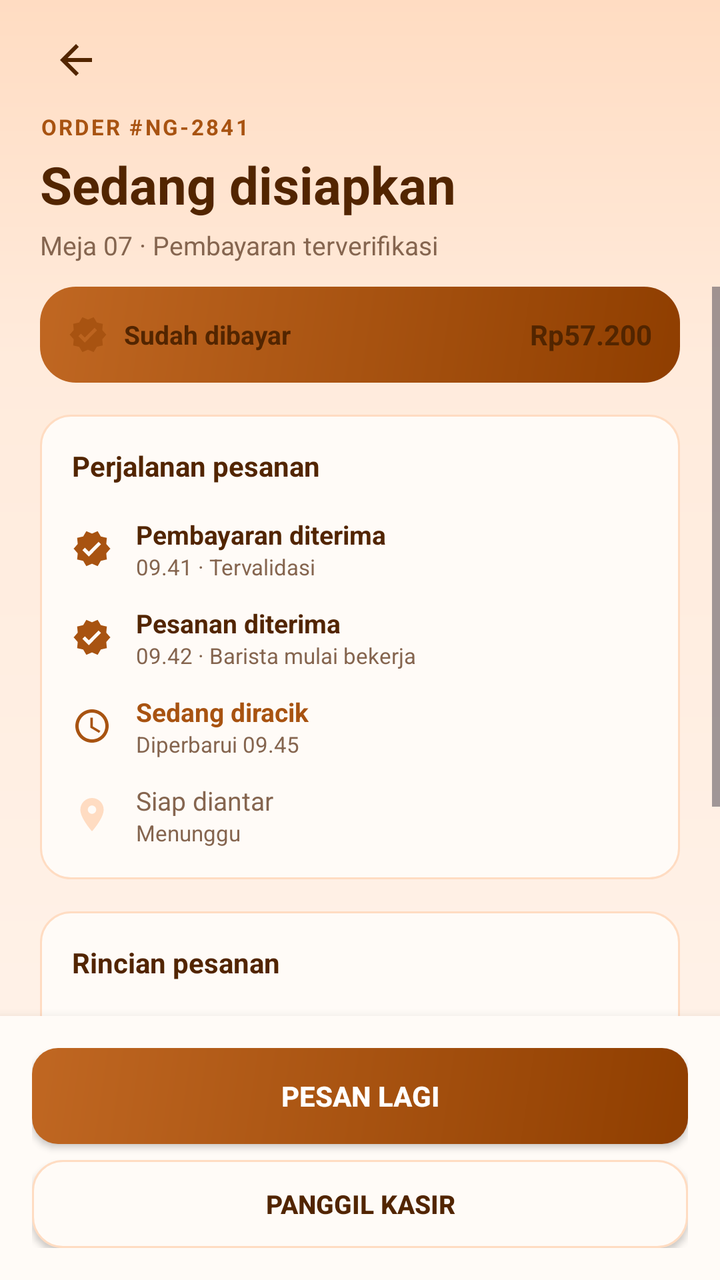
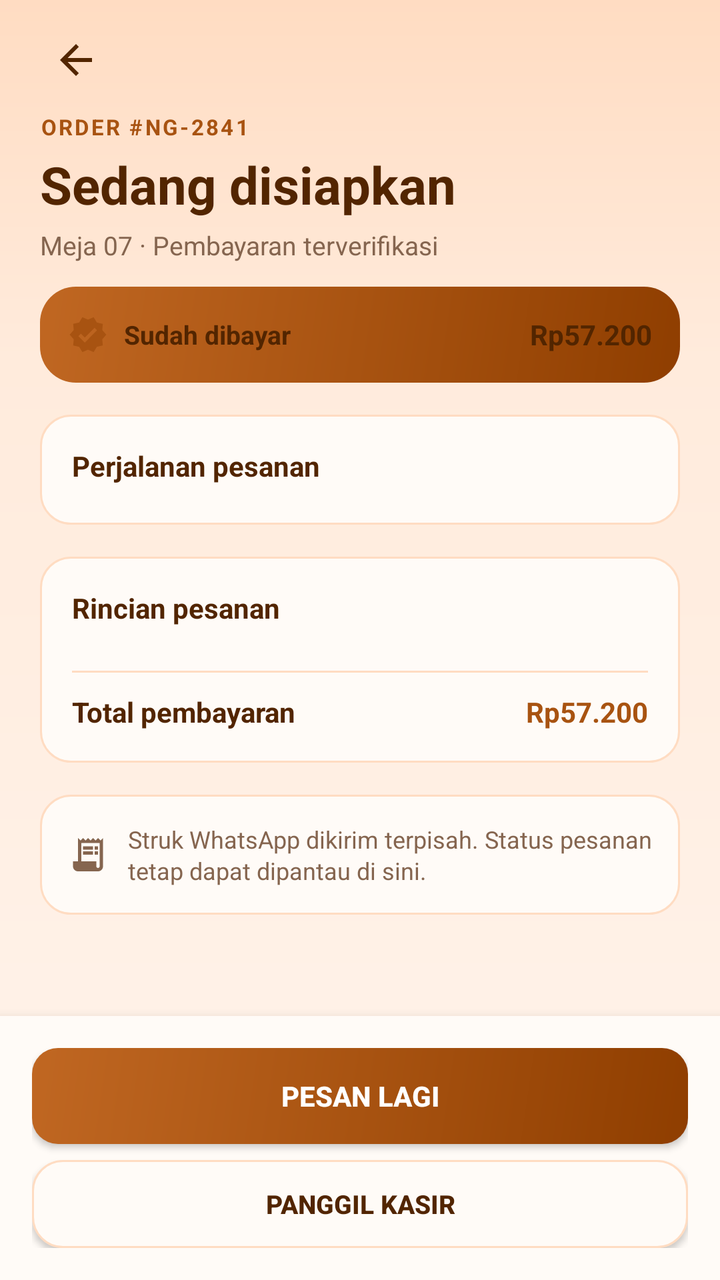

The first picture is an Android layout as it rendered before a commit; the second is the same layout after the commit. The layout source and the unified diff follow.
<!-- AndroidManifest.xml: application theme Theme.KopiInggil -->
<!-- res/layout/activity_status_pesanan.xml -->
<?xml version="1.0" encoding="utf-8"?>
<LinearLayout xmlns:android="http://schemas.android.com/apk/res/android"
    xmlns:app="http://schemas.android.com/apk/res-auto"
    xmlns:tools="http://schemas.android.com/tools"
    android:id="@+id/main"
    android:layout_width="match_parent"
    android:layout_height="match_parent"
    android:background="@drawable/bg_screen"
    android:orientation="vertical">

    
    <LinearLayout
        android:layout_width="match_parent"
        android:layout_height="wrap_content"
        android:orientation="vertical"
        android:paddingStart="20dp"
        android:paddingTop="12dp"
        android:paddingEnd="20dp"
        android:paddingBottom="12dp">

        <ImageView
            android:id="@+id/btnBack"
            android:layout_width="36dp"
            android:layout_height="36dp"
            android:background="?attr/selectableItemBackgroundBorderless"
            android:contentDescription="@string/cd_back"
            android:padding="6dp"
            android:src="@drawable/ic_arrow_back"
            app:tint="@color/ngopi_ink" />

        <TextView
            android:id="@+id/tvOrderNumber"
            android:layout_width="wrap_content"
            android:layout_height="wrap_content"
            android:layout_marginTop="8dp"
            android:letterSpacing="0.1"
            android:text="ORDER #NG-2841"
            android:textColor="@color/ngopi_primary"
            android:textSize="11sp"
            android:textStyle="bold" />

        <TextView
            android:id="@+id/tvStatusTitle"
            android:layout_width="match_parent"
            android:layout_height="wrap_content"
            android:layout_marginTop="4dp"
            android:text="Sedang disiapkan"
            android:textColor="@color/ngopi_ink"
            android:textSize="26sp"
            android:textStyle="bold" />

        <TextView
            android:id="@+id/tvStatusSubtitle"
            android:layout_width="match_parent"
            android:layout_height="wrap_content"
            android:layout_marginTop="4dp"
            android:text="Meja 07 · Pembayaran terverifikasi"
            android:textColor="@color/ngopi_muted"
            android:textSize="13sp" />
    </LinearLayout>

    <ScrollView
        android:layout_width="match_parent"
        android:layout_height="0dp"
        android:layout_weight="1"
        android:fillViewport="true">

        <LinearLayout
            android:layout_width="match_parent"
            android:layout_height="wrap_content"
            android:orientation="vertical"
            android:paddingStart="20dp"
            android:paddingEnd="20dp"
            android:paddingBottom="20dp">

            
            <LinearLayout
                android:layout_width="match_parent"
                android:layout_height="wrap_content"
                android:background="@drawable/bg_card_green"
                android:gravity="center_vertical"
                android:orientation="horizontal"
                android:padding="14dp">

                <ImageView
                    android:layout_width="20dp"
                    android:layout_height="20dp"
                    android:contentDescription="@null"
                    android:src="@drawable/ic_verified"
                    app:tint="@color/ngopi_primary" />

                <TextView
                    android:layout_width="0dp"
                    android:layout_height="wrap_content"
                    android:layout_marginStart="8dp"
                    android:layout_weight="1"
                    android:text="@string/status_paid_badge"
                    android:textColor="@color/ngopi_ink"
                    android:textSize="13sp"
                    android:textStyle="bold" />

                <TextView
                    android:id="@+id/tvPaidTotal"
                    android:layout_width="wrap_content"
                    android:layout_height="wrap_content"
                    android:text="Rp57.200"
                    android:textColor="@color/ngopi_ink"
                    android:textSize="14sp"
                    android:textStyle="bold" />
            </LinearLayout>

            
            <LinearLayout
                android:layout_width="match_parent"
                android:layout_height="wrap_content"
                android:layout_marginTop="16dp"
                android:background="@drawable/bg_card_outline"
                android:orientation="vertical"
                android:padding="16dp">

                <TextView
                    android:layout_width="wrap_content"
                    android:layout_height="wrap_content"
                    android:text="@string/status_tracking_title"
                    android:textColor="@color/ngopi_ink"
                    android:textSize="14sp"
                    android:textStyle="bold" />

                
                <LinearLayout
                    android:layout_width="match_parent"
                    android:layout_height="wrap_content"
                    android:layout_marginTop="16dp"
                    android:gravity="center_vertical"
                    android:orientation="horizontal">

                    <ImageView
                        android:layout_width="20dp"
                        android:layout_height="20dp"
                        android:contentDescription="@null"
                        android:src="@drawable/ic_verified"
                        app:tint="@color/ngopi_primary" />

                    <LinearLayout
                        android:layout_width="match_parent"
                        android:layout_height="wrap_content"
                        android:layout_marginStart="12dp"
                        android:orientation="vertical">

                        <TextView
                            android:layout_width="wrap_content"
                            android:layout_height="wrap_content"
                            android:text="@string/status_step_payment"
                            android:textColor="@color/ngopi_ink"
                            android:textSize="13sp"
                            android:textStyle="bold" />

                        <TextView
                            android:layout_width="wrap_content"
                            android:layout_height="wrap_content"
                            android:id="@+id/tvStepPaymentTime"
                            android:text="09.41 · Tervalidasi"
                            android:textColor="@color/ngopi_muted"
                            android:textSize="11sp" />
                    </LinearLayout>
                </LinearLayout>

                
                <LinearLayout
                    android:layout_width="match_parent"
                    android:layout_height="wrap_content"
                    android:layout_marginTop="12dp"
                    android:gravity="center_vertical"
                    android:orientation="horizontal">

                    <ImageView
                        android:layout_width="20dp"
                        android:layout_height="20dp"
                        android:contentDescription="@null"
                        android:src="@drawable/ic_verified"
                        app:tint="@color/ngopi_primary" />

                    <LinearLayout
                        android:layout_width="match_parent"
                        android:layout_height="wrap_content"
                        android:layout_marginStart="12dp"
                        android:orientation="vertical">

                        <TextView
                            android:layout_width="wrap_content"
                            android:layout_height="wrap_content"
                            android:text="@string/status_step_order"
                            android:textColor="@color/ngopi_ink"
                            android:textSize="13sp"
                            android:textStyle="bold" />

                        <TextView
                            android:layout_width="wrap_content"
                            android:layout_height="wrap_content"
                            android:id="@+id/tvStepOrderTime"
                            android:text="09.42 · Barista mulai bekerja"
                            android:textColor="@color/ngopi_muted"
                            android:textSize="11sp" />
                    </LinearLayout>
                </LinearLayout>

                
                <LinearLayout
                    android:layout_width="match_parent"
                    android:layout_height="wrap_content"
                    android:layout_marginTop="12dp"
                    android:gravity="center_vertical"
                    android:orientation="horizontal">

                    <ImageView
                        android:layout_width="20dp"
                        android:layout_height="20dp"
                        android:contentDescription="@null"
                        android:src="@drawable/ic_clock"
                        app:tint="@color/ngopi_primary" />

                    <LinearLayout
                        android:layout_width="match_parent"
                        android:layout_height="wrap_content"
                        android:layout_marginStart="12dp"
                        android:orientation="vertical">

                        <TextView
                            android:layout_width="wrap_content"
                            android:layout_height="wrap_content"
                            android:text="@string/status_step_brewing"
                            android:textColor="@color/ngopi_primary"
                            android:textSize="13sp"
                            android:textStyle="bold" />

                        <TextView
                            android:layout_width="wrap_content"
                            android:layout_height="wrap_content"
                            android:id="@+id/tvStepBrewTime"
                            android:text="Diperbarui 09.45"
                            android:textColor="@color/ngopi_muted"
                            android:textSize="11sp" />
                    </LinearLayout>
                </LinearLayout>

                
                <LinearLayout
                    android:layout_width="match_parent"
                    android:layout_height="wrap_content"
                    android:layout_marginTop="12dp"
                    android:gravity="center_vertical"
                    android:orientation="horizontal">

                    <ImageView
                        android:layout_width="20dp"
                        android:layout_height="20dp"
                        android:contentDescription="@null"
                        android:src="@drawable/ic_location"
                        app:tint="@color/ngopi_border" />

                    <LinearLayout
                        android:layout_width="match_parent"
                        android:layout_height="wrap_content"
                        android:layout_marginStart="12dp"
                        android:orientation="vertical">

                        <TextView
                            android:layout_width="wrap_content"
                            android:layout_height="wrap_content"
                            android:text="@string/status_step_ready"
                            android:textColor="@color/ngopi_muted"
                            android:textSize="13sp" />

                        <TextView
                            android:layout_width="wrap_content"
                            android:layout_height="wrap_content"
                            android:text="Menunggu"
                            android:textColor="@color/ngopi_muted"
                            android:textSize="11sp" />
                    </LinearLayout>
                </LinearLayout>
            </LinearLayout>

            
            <LinearLayout
                android:layout_width="match_parent"
                android:layout_height="wrap_content"
                android:layout_marginTop="16dp"
                android:background="@drawable/bg_card_outline"
                android:orientation="vertical"
                android:padding="16dp">

                <TextView
                    android:layout_width="wrap_content"
                    android:layout_height="wrap_content"
                    android:text="Rincian pesanan"
                    android:textColor="@color/ngopi_ink"
                    android:textSize="14sp"
                    android:textStyle="bold" />

                <LinearLayout
                    android:id="@+id/llOrderItems"
                    android:layout_width="match_parent"
                    android:layout_height="wrap_content"
                    android:layout_marginTop="12dp"
                    android:orientation="vertical" />

                <View
                    android:layout_width="match_parent"
                    android:layout_height="1dp"
                    android:layout_marginTop="10dp"
                    android:layout_marginBottom="10dp"
                    android:background="@color/ngopi_border" />

                <LinearLayout
                    android:layout_width="match_parent"
                    android:layout_height="wrap_content"
                    android:orientation="horizontal">

                    <TextView
                        android:layout_width="0dp"
                        android:layout_height="wrap_content"
                        android:layout_weight="1"
                        android:text="Total pembayaran"
                        android:textColor="@color/ngopi_ink"
                        android:textSize="14sp"
                        android:textStyle="bold" />

                    <TextView
                        android:id="@+id/tvOrderSummaryTotal"
                        android:layout_width="wrap_content"
                        android:layout_height="wrap_content"
                        android:text="Rp57.200"
                        android:textColor="@color/ngopi_primary"
                        android:textSize="14sp"
                        android:textStyle="bold" />
                </LinearLayout>
            </LinearLayout>

            
            <LinearLayout
                android:id="@+id/cardReceipt"
                android:layout_width="match_parent"
                android:layout_height="wrap_content"
                android:layout_marginTop="16dp"
                android:background="@drawable/bg_card_outline"
                android:clickable="true"
                android:focusable="true"
                android:gravity="center_vertical"
                android:orientation="horizontal"
                android:padding="14dp">

                <ImageView
                    android:id="@+id/ivReceiptIcon"
                    android:layout_width="20dp"
                    android:layout_height="20dp"
                    android:contentDescription="@null"
                    android:src="@drawable/ic_receipt"
                    app:tint="@color/ngopi_muted" />

                <TextView
                    android:id="@+id/tvReceiptNote"
                    android:layout_width="match_parent"
                    android:layout_height="wrap_content"
                    android:layout_marginStart="10dp"
                    android:lineSpacingMultiplier="1.1"
                    android:text="@string/status_receipt_note"
                    android:textColor="@color/ngopi_muted"
                    android:textSize="12sp" />
            </LinearLayout>

        </LinearLayout>
    </ScrollView>

    
    <LinearLayout
        android:layout_width="match_parent"
        android:layout_height="wrap_content"
        android:background="@color/ngopi_surface"
        android:elevation="8dp"
        android:orientation="vertical"
        android:padding="16dp">

        <androidx.appcompat.widget.AppCompatButton
            android:id="@+id/btnOrderAgain"
            android:layout_width="match_parent"
            android:layout_height="48dp"
            android:background="@drawable/bg_button_primary"
            android:text="@string/status_btn_order_again"
            android:textColor="@color/white"
            android:textSize="14sp"
            android:textStyle="bold" />

        <androidx.appcompat.widget.AppCompatButton
            android:id="@+id/btnCallCashier"
            android:layout_width="match_parent"
            android:layout_height="44dp"
            android:layout_marginTop="8dp"
            android:background="@drawable/bg_card_outline"
            android:text="@string/status_btn_call_cashier"
            android:textColor="@color/ngopi_ink"
            android:textSize="13sp"
            android:textStyle="bold" />
    </LinearLayout>

</LinearLayout>
<!-- resources referenced by this layout -->
<resources>
  <color name="ngopi_border">#FFDCC2</color>
  <color name="ngopi_ink">#522500</color>
  <color name="ngopi_muted">#85654F</color>
  <color name="ngopi_primary">#A85311</color>
  <color name="ngopi_surface">#FFFBF7</color>
  <color name="white">#FFFFFFFF</color>
  <!-- drawable bg_card_outline (drawable) -->
  <?xml version="1.0" encoding="utf-8"?>
  <shape xmlns:android="http://schemas.android.com/apk/res/android" android:shape="rectangle">
      <solid android:color="@color/ngopi_surface" />
      <corners android:radius="15dp" />
      <stroke
          android:width="1dp"
          android:color="@color/ngopi_border" />
  </shape>
  <!-- drawable bg_screen (drawable) -->
  <?xml version="1.0" encoding="utf-8"?>
  <shape xmlns:android="http://schemas.android.com/apk/res/android" android:shape="rectangle">
      <gradient
          android:angle="270"
          android:centerColor="@color/ngopi_background_mid"
          android:centerY="0.28"
          android:endColor="@color/ngopi_background"
          android:startColor="@color/ngopi_background_top" />
  </shape>
  <!-- drawable ic_arrow_back (drawable) -->
  <vector xmlns:android="http://schemas.android.com/apk/res/android"
      android:width="24dp"
      android:height="24dp"
      android:tint="@color/ngopi_ink"
      android:viewportWidth="24"
      android:viewportHeight="24">
      <path
          android:fillColor="@android:color/white"
          android:pathData="M20,11H7.83l5.59,-5.59L12,4l-8,8 8,8 1.41,-1.41L7.83,13H20v-2z" />
  </vector>
  <!-- drawable ic_clock (drawable) -->
  <vector xmlns:android="http://schemas.android.com/apk/res/android"
      android:width="24dp"
      android:height="24dp"
      android:tint="@color/ngopi_ink"
      android:viewportWidth="24"
      android:viewportHeight="24">
      <path
          android:fillColor="@android:color/white"
          android:pathData="M11.99,2C6.47,2 2,6.48 2,12s4.47,10 9.99,10C17.52,22 22,17.52 22,12S17.52,2 11.99,2zM12,20c-4.42,0 -8,-3.58 -8,-8s3.58,-8 8,-8 8,3.58 8,8 -3.58,8 -8,8zM12.5,7H11v6l5.25,3.15 0.75,-1.23 -4.5,-2.67z" />
  </vector>
  <!-- drawable ic_location (drawable) -->
  <vector xmlns:android="http://schemas.android.com/apk/res/android"
      android:width="24dp"
      android:height="24dp"
      android:viewportWidth="24"
      android:viewportHeight="24">
      <path
          android:fillColor="@android:color/white"
          android:pathData="M12,2C8.13,2 5,5.13 5,9c0,5.25 7,13 7,13s7,-7.75 7,-13c0,-3.87 -3.13,-7 -7,-7zM12,11.5c-1.38,0 -2.5,-1.12 -2.5,-2.5s1.12,-2.5 2.5,-2.5 2.5,1.12 2.5,2.5 -1.12,2.5 -2.5,2.5z" />
  </vector>
  <string name="cd_back">Kembali</string>
  <string name="status_btn_call_cashier">Panggil Kasir</string>
  <string name="status_btn_order_again">Pesan lagi</string>
  <string name="status_paid_badge">Sudah dibayar</string>
  <string name="status_receipt_note">Struk WhatsApp dikirim terpisah. Status pesanan tetap dapat dipantau di sini.</string>
  <string name="status_step_brewing">Sedang diracik</string>
  <string name="status_step_order">Pesanan diterima</string>
  <string name="status_step_payment">Pembayaran diterima</string>
  <string name="status_step_ready">Siap diantar</string>
  <string name="status_tracking_title">Perjalanan pesanan</string>
  <style name="Theme.KopiInggil" parent="Base.Theme.KopiInggil" />
  <color name="ngopi_primary_dark">#8F3E00</color>
  <color name="ngopi_primary_light">#C06722</color>
  <color name="ngopi_background_mid">#FFEBDC</color>
  <color name="ngopi_background">#FFF4EC</color>
  <color name="ngopi_background_top">#FFDCC2</color>
  <style name="Base.Theme.KopiInggil" parent="Theme.Material3.DayNight.NoActionBar">
          
          
      </style>
  <!-- unchanged entries left out for length: 4 -->
</resources>

<!-- the commit's change to res/layout/activity_status_pesanan.xml (unified diff, before → after) -->
@@ -75,6 +75,36 @@
 
             
             <LinearLayout
+                android:id="@+id/bannerOffline"
+                android:layout_width="match_parent"
+                android:layout_height="wrap_content"
+                android:layout_marginBottom="12dp"
+                android:background="@drawable/bg_note"
+                android:gravity="center_vertical"
+                android:orientation="horizontal"
+                android:padding="12dp"
+                android:visibility="gone">
+
+                <ImageView
+                    android:layout_width="18dp"
+                    android:layout_height="18dp"
+                    android:contentDescription="@null"
+                    android:src="@drawable/ic_sync"
+                    app:tint="@color/ngopi_error" />
+
+                <TextView
+                    android:id="@+id/tvOfflineNote"
+                    android:layout_width="0dp"
+                    android:layout_height="wrap_content"
+                    android:layout_marginStart="10dp"
+                    android:layout_weight="1"
+                    android:lineSpacingMultiplier="1.1"
+                    android:textColor="@color/ngopi_ink"
+                    android:textSize="12sp" />
+            </LinearLayout>
+
+            
+            <LinearLayout
                 android:layout_width="match_parent"
                 android:layout_height="wrap_content"
                 android:background="@drawable/bg_card_green"
@@ -128,157 +158,11 @@
 
                 
                 <LinearLayout
-                    android:layout_width="match_parent"
-                    android:layout_height="wrap_content"
-                    android:layout_marginTop="16dp"
-                    android:gravity="center_vertical"
-                    android:orientation="horizontal">
-
-                    <ImageView
-                        android:layout_width="20dp"
-                        android:layout_height="20dp"
-                        android:contentDescription="@null"
-                        android:src="@drawable/ic_verified"
-                        app:tint="@color/ngopi_primary" />
-
-                    <LinearLayout
-                        android:layout_width="match_parent"
-                        android:layout_height="wrap_content"
-                        android:layout_marginStart="12dp"
-                        android:orientation="vertical">
-
-                        <TextView
-                            android:layout_width="wrap_content"
-                            android:layout_height="wrap_content"
-                            android:text="@string/status_step_payment"
-                            android:textColor="@color/ngopi_ink"
-                            android:textSize="13sp"
-                            android:textStyle="bold" />
-
-                        <TextView
-                            android:layout_width="wrap_content"
-                            android:layout_height="wrap_content"
-                            android:id="@+id/tvStepPaymentTime"
-                            android:text="09.41 · Tervalidasi"
-                            android:textColor="@color/ngopi_muted"
-                            android:textSize="11sp" />
-                    </LinearLayout>
-                </LinearLayout>
-
-                
-                <LinearLayout
-                    android:layout_width="match_parent"
-                    android:layout_height="wrap_content"
-                    android:layout_marginTop="12dp"
-                    android:gravity="center_vertical"
-                    android:orientation="horizontal">
-
-                    <ImageView
-                        android:layout_width="20dp"
-                        android:layout_height="20dp"
-                        android:contentDescription="@null"
-                        android:src="@drawable/ic_verified"
-                        app:tint="@color/ngopi_primary" />
-
-                    <LinearLayout
-                        android:layout_width="match_parent"
-                        android:layout_height="wrap_content"
-                        android:layout_marginStart="12dp"
-                        android:orientation="vertical">
-
-                        <TextView
-                            android:layout_width="wrap_content"
-                            android:layout_height="wrap_content"
-                            android:text="@string/status_step_order"
-                            android:textColor="@color/ngopi_ink"
-                            android:textSize="13sp"
-                            android:textStyle="bold" />
-
-                        <TextView
-                            android:layout_width="wrap_content"
-                            android:layout_height="wrap_content"
-                            android:id="@+id/tvStepOrderTime"
-                            android:text="09.42 · Barista mulai bekerja"
-                            android:textColor="@color/ngopi_muted"
-                            android:textSize="11sp" />
-                    </LinearLayout>
-                </LinearLayout>
-
-                
-                <LinearLayout
-                    android:layout_width="match_parent"
-                    android:layout_height="wrap_content"
-                    android:layout_marginTop="12dp"
-                    android:gravity="center_vertical"
-                    android:orientation="horizontal">
-
-                    <ImageView
-                        android:layout_width="20dp"
-                        android:layout_height="20dp"
-                        android:contentDescription="@null"
-                        android:src="@drawable/ic_clock"
-                        app:tint="@color/ngopi_primary" />
-
-                    <LinearLayout
-                        android:layout_width="match_parent"
-                        android:layout_height="wrap_content"
-                        android:layout_marginStart="12dp"
-                        android:orientation="vertical">
-
-                        <TextView
-                            android:layout_width="wrap_content"
-                            android:layout_height="wrap_content"
-                            android:text="@string/status_step_brewing"
-                            android:textColor="@color/ngopi_primary"
-                            android:textSize="13sp"
-                            android:textStyle="bold" />
-
-                        <TextView
-                            android:layout_width="wrap_content"
-                            android:layout_height="wrap_content"
-                            android:id="@+id/tvStepBrewTime"
-                            android:text="Diperbarui 09.45"
-                            android:textColor="@color/ngopi_muted"
-                            android:textSize="11sp" />
-                    </LinearLayout>
-                </LinearLayout>
-
-                
-                <LinearLayout
-                    android:layout_width="match_parent"
-                    android:layout_height="wrap_content"
-                    android:layout_marginTop="12dp"
-                    android:gravity="center_vertical"
-                    android:orientation="horizontal">
-
-                    <ImageView
-                        android:layout_width="20dp"
-                        android:layout_height="20dp"
-                        android:contentDescription="@null"
-                        android:src="@drawable/ic_location"
-                        app:tint="@color/ngopi_border" />
-
-                    <LinearLayout
-                        android:layout_width="match_parent"
-                        android:layout_height="wrap_content"
-                        android:layout_marginStart="12dp"
-                        android:orientation="vertical">
-
-                        <TextView
-                            android:layout_width="wrap_content"
-                            android:layout_height="wrap_content"
-                            android:text="@string/status_step_ready"
-                            android:textColor="@color/ngopi_muted"
-                            android:textSize="13sp" />
-
-                        <TextView
-                            android:layout_width="wrap_content"
-                            android:layout_height="wrap_content"
-                            android:text="Menunggu"
-                            android:textColor="@color/ngopi_muted"
-                            android:textSize="11sp" />
-                    </LinearLayout>
-                </LinearLayout>
+                    android:id="@+id/llTimeline"
+                    android:layout_width="match_parent"
+                    android:layout_height="wrap_content"
+                    android:layout_marginTop="4dp"
+                    android:orientation="vertical" />
             </LinearLayout>
 
             
@@ -293,7 +177,7 @@
                 <TextView
                     android:layout_width="wrap_content"
                     android:layout_height="wrap_content"
-                    android:text="Rincian pesanan"
+                    android:text="@string/status_order_detail"
                     android:textColor="@color/ngopi_ink"
                     android:textSize="14sp"
                     android:textStyle="bold" />
@@ -321,7 +205,7 @@
                         android:layout_width="0dp"
                         android:layout_height="wrap_content"
                         android:layout_weight="1"
-                        android:text="Total pembayaran"
+                        android:text="@string/status_total_paid"
                         android:textColor="@color/ngopi_ink"
                         android:textSize="14sp"
                         android:textStyle="bold" />
<!-- resource entries referenced after the edit -->
@@ -1,6 +1,7 @@
 <!-- resources referenced by this layout -->
 <resources>
   <color name="ngopi_border">#FFDCC2</color>
+  <color name="ngopi_error">#9D463C</color>
   <color name="ngopi_ink">#522500</color>
   <color name="ngopi_muted">#85654F</color>
   <color name="ngopi_primary">#A85311</color>
@@ -14,6 +15,12 @@
       <stroke
           android:width="1dp"
           android:color="@color/ngopi_border" />
+  </shape>
+  <!-- drawable bg_note (drawable) -->
+  <?xml version="1.0" encoding="utf-8"?>
+  <shape xmlns:android="http://schemas.android.com/apk/res/android" android:shape="rectangle">
+      <solid android:color="@color/ngopi_badge" />
+      <corners android:radius="12dp" />
   </shape>
   <!-- drawable bg_screen (drawable) -->
   <?xml version="1.0" encoding="utf-8"?>
@@ -36,18 +43,7 @@
           android:fillColor="@android:color/white"
           android:pathData="M20,11H7.83l5.59,-5.59L12,4l-8,8 8,8 1.41,-1.41L7.83,13H20v-2z" />
   </vector>
-  <!-- drawable ic_clock (drawable) -->
-  <vector xmlns:android="http://schemas.android.com/apk/res/android"
-      android:width="24dp"
-      android:height="24dp"
-      android:tint="@color/ngopi_ink"
-      android:viewportWidth="24"
-      android:viewportHeight="24">
-      <path
-          android:fillColor="@android:color/white"
-          android:pathData="M11.99,2C6.47,2 2,6.48 2,12s4.47,10 9.99,10C17.52,22 22,17.52 22,12S17.52,2 11.99,2zM12,20c-4.42,0 -8,-3.58 -8,-8s3.58,-8 8,-8 8,3.58 8,8 -3.58,8 -8,8zM12.5,7H11v6l5.25,3.15 0.75,-1.23 -4.5,-2.67z" />
-  </vector>
-  <!-- drawable ic_location (drawable) -->
+  <!-- drawable ic_sync (drawable) -->
   <vector xmlns:android="http://schemas.android.com/apk/res/android"
       android:width="24dp"
       android:height="24dp"
@@ -55,21 +51,20 @@
       android:viewportHeight="24">
       <path
           android:fillColor="@android:color/white"
-          android:pathData="M12,2C8.13,2 5,5.13 5,9c0,5.25 7,13 7,13s7,-7.75 7,-13c0,-3.87 -3.13,-7 -7,-7zM12,11.5c-1.38,0 -2.5,-1.12 -2.5,-2.5s1.12,-2.5 2.5,-2.5 2.5,1.12 2.5,2.5 -1.12,2.5 -2.5,2.5z" />
+          android:pathData="M12,4V1L8,5l4,4V6c3.31,0 6,2.69 6,6 0,1.01 -0.25,1.97 -0.7,2.8l1.46,1.46C19.54,15.03 20,13.57 20,12c0,-4.42 -3.58,-8 -8,-8zm0,14c-3.31,0 -6,-2.69 -6,-6 0,-1.01 0.25,-1.97 0.7,-2.8L5.24,7.74C4.46,8.97 4,10.43 4,12c0,4.42 3.58,8 8,8v3l4,-4 -4,-4v3z"/>
   </vector>
   <string name="cd_back">Kembali</string>
   <string name="status_btn_call_cashier">Panggil Kasir</string>
   <string name="status_btn_order_again">Pesan lagi</string>
+  <string name="status_order_detail">Rincian pesanan</string>
   <string name="status_paid_badge">Sudah dibayar</string>
   <string name="status_receipt_note">Struk WhatsApp dikirim terpisah. Status pesanan tetap dapat dipantau di sini.</string>
-  <string name="status_step_brewing">Sedang diracik</string>
-  <string name="status_step_order">Pesanan diterima</string>
-  <string name="status_step_payment">Pembayaran diterima</string>
-  <string name="status_step_ready">Siap diantar</string>
+  <string name="status_total_paid">Total pembayaran</string>
   <string name="status_tracking_title">Perjalanan pesanan</string>
   <style name="Theme.KopiInggil" parent="Base.Theme.KopiInggil" />
   <color name="ngopi_primary_dark">#8F3E00</color>
   <color name="ngopi_primary_light">#C06722</color>
+  <color name="ngopi_badge">#FFE6D3</color>
   <color name="ngopi_background_mid">#FFEBDC</color>
   <color name="ngopi_background">#FFF4EC</color>
   <color name="ngopi_background_top">#FFDCC2</color>
